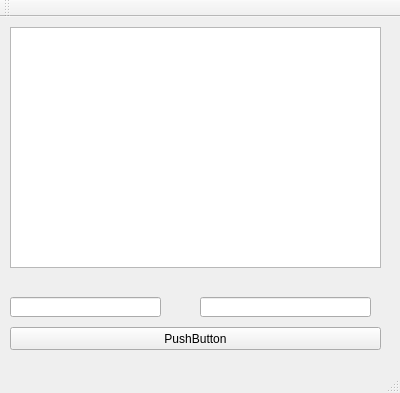
Old version of the form examples/lab7-hash-table/mainwindow.ui in the repository a-vodka/oop_qt.
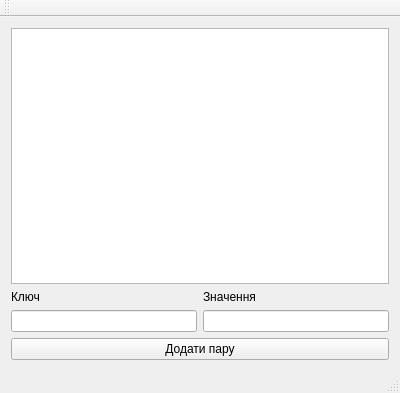
New version of the form.

What changed in the file:
```diff
--- a/examples/lab7-hash-table/mainwindow.ui
+++ b/examples/lab7-hash-table/mainwindow.ui
@@ -14,49 +14,38 @@
    <string>MainWindow</string>
   </property>
   <widget class="QWidget" name="centralWidget">
-   <widget class="QTableWidget" name="tableWidget">
-    <property name="geometry">
-     <rect>
-      <x>10</x>
-      <y>10</y>
-      <width>371</width>
-      <height>241</height>
-     </rect>
-    </property>
-   </widget>
-   <widget class="QPushButton" name="pushButton">
-    <property name="geometry">
-     <rect>
-      <x>10</x>
-      <y>310</y>
-      <width>371</width>
-      <height>23</height>
-     </rect>
-    </property>
-    <property name="text">
-     <string>PushButton</string>
-    </property>
-   </widget>
-   <widget class="QLineEdit" name="lineEdit">
-    <property name="geometry">
-     <rect>
-      <x>10</x>
-      <y>280</y>
-      <width>151</width>
-      <height>20</height>
-     </rect>
-    </property>
-   </widget>
-   <widget class="QLineEdit" name="lineEdit_2">
-    <property name="geometry">
-     <rect>
-      <x>200</x>
-      <y>280</y>
-      <width>171</width>
-      <height>20</height>
-     </rect>
-    </property>
-   </widget>
+   <layout class="QGridLayout" name="gridLayout">
+    <item row="0" column="0" colspan="2">
+     <widget class="QTableWidget" name="tableWidget"/>
+    </item>
+    <item row="1" column="0">
+     <widget class="QLabel" name="label">
+      <property name="text">
+       <string>Ключ</string>
+      </property>
+     </widget>
+    </item>
+    <item row="1" column="1">
+     <widget class="QLabel" name="label_2">
+      <property name="text">
+       <string>Значення</string>
+      </property>
+     </widget>
+    </item>
+    <item row="2" column="0">
+     <widget class="QLineEdit" name="lineEdit"/>
+    </item>
+    <item row="2" column="1">
+     <widget class="QLineEdit" name="lineEdit_2"/>
+    </item>
+    <item row="3" column="0" colspan="2">
+     <widget class="QPushButton" name="pushButton">
+      <property name="text">
+       <string>Додати пару</string>
+      </property>
+     </widget>
+    </item>
+   </layout>
   </widget>
   <widget class="QMenuBar" name="menuBar">
    <property name="geometry">
```
